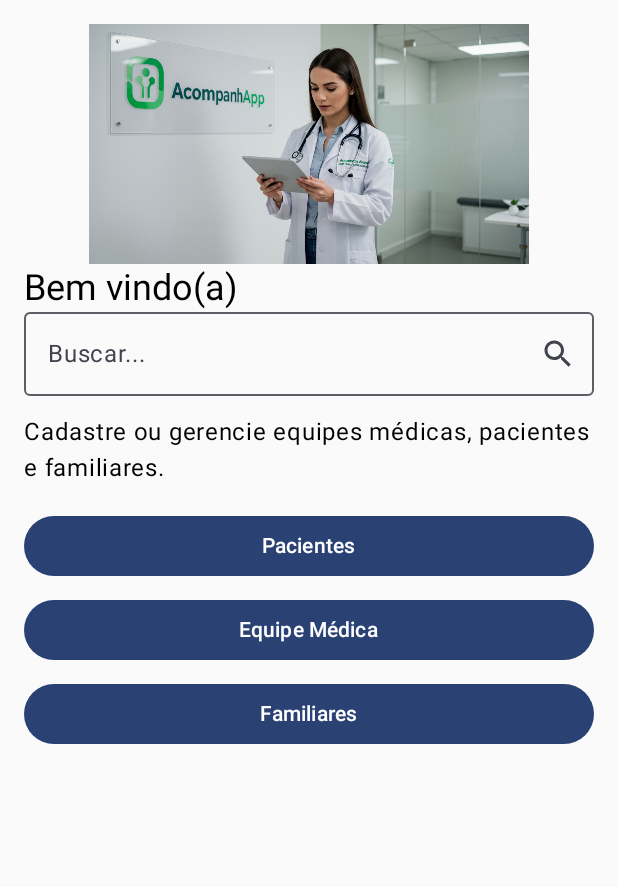
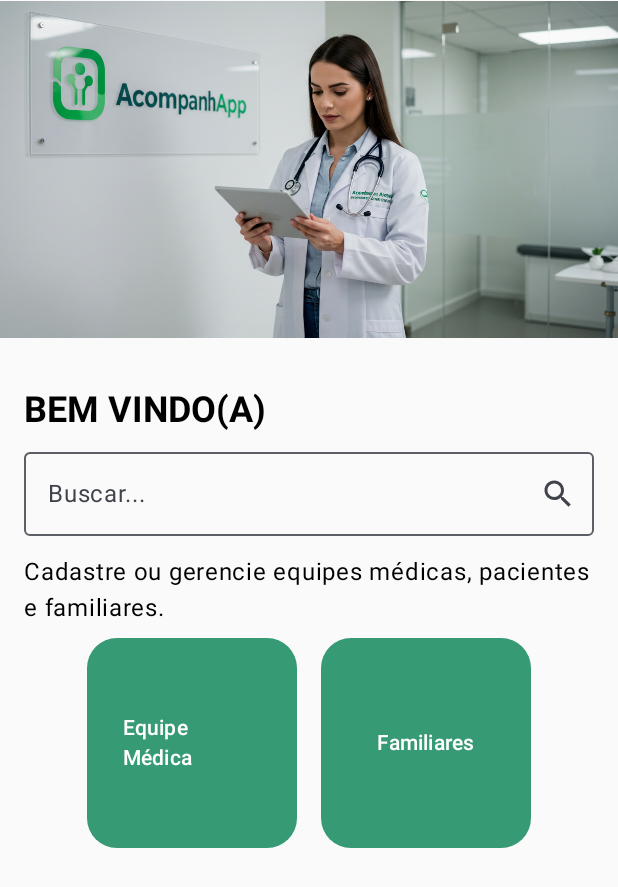
Before and after one commit to SilasLeao/Projeto-PDM, an Android app built with Jetpack Compose: the HomeScreen screen opened through its navigation route, on a phone screen of 412 x 824 dp. Shown: the top 887 px of the screen. Run offline under Robolectric (Android 15) with nearby library versions, the light colour scheme and no system bars; network calls fail.

Commit message:
feat: home screen working with improved ui

```diff
--- a/app/src/main/java/com/example/acompanhapp/HomeScreen.kt
+++ b/app/src/main/java/com/example/acompanhapp/HomeScreen.kt
@@ -1,13 +1,17 @@
 package com.example.acompanhapp
 
 import androidx.compose.foundation.Image
+import androidx.compose.foundation.background
 import androidx.compose.foundation.layout.*
+import androidx.compose.foundation.shape.RoundedCornerShape
 import androidx.compose.material.icons.Icons
 import androidx.compose.material.icons.filled.Search
 import androidx.compose.material3.*
 import androidx.compose.runtime.Composable
 import androidx.compose.ui.Modifier
+import androidx.compose.ui.graphics.Color
 import androidx.compose.ui.res.painterResource
+import androidx.compose.ui.text.font.FontWeight
 import androidx.compose.ui.tooling.preview.Preview
 import androidx.compose.ui.unit.dp
 import androidx.navigation.NavController
@@ -16,16 +20,24 @@ import com.example.acompanhapp.ui.theme.AcompanhAppTheme
 
 @Composable
 fun HomeScreen(navController: NavController) {
-    Column(modifier = Modifier.padding(16.dp)) {
+    Column(modifier = Modifier.padding(0.dp)) {
         Image(
             painter = painterResource(id = R.drawable.doctor_image),
             contentDescription = null,
             modifier = Modifier
                 .fillMaxWidth()
-                .height(160.dp)
+                .height(225.dp)
         )
 
-        Text("Bem vindo(a)", style = MaterialTheme.typography.headlineSmall)
+        Text(
+            text = "Bem vindo(a)".uppercase(),
+            style = MaterialTheme.typography.headlineSmall.copy(
+                fontWeight = FontWeight.Bold
+            ),
+            modifier = Modifier.padding(top = 32.dp, start = 16.dp)
+        )
+
+        Spacer(modifier = Modifier.height(12.dp))
 
         OutlinedTextField(
             value = "",
@@ -34,35 +46,49 @@ fun HomeScreen(navController: NavController) {
             trailingIcon = {
                 Icon(Icons.Default.Search, contentDescription = "Buscar")
             },
-            modifier = Modifier.fillMaxWidth()
+            modifier = Modifier
+                .fillMaxWidth()
+                .padding(start = 16.dp, end = 16.dp)
         )
 
         Spacer(modifier = Modifier.height(12.dp))
 
-        Text("Cadastre ou gerencie equipes médicas, pacientes e familiares.")
-
-        Spacer(modifier = Modifier.height(16.dp))
-
-        Button(
-            onClick = { navController.navigate("dashboard") },
-            modifier = Modifier.fillMaxWidth()
-        ) {
-            Text("Pacientes")
-        }
+        Text("Cadastre ou gerencie equipes médicas, pacientes e familiares.", modifier = Modifier.padding(start = 16.dp, end = 16.dp))
 
         Spacer(modifier = Modifier.height(8.dp))
 
+        Row(
+            modifier = Modifier
+                .fillMaxWidth()
+                .padding(horizontal = 16.dp),
+            horizontalArrangement = Arrangement.Center,
+        ) {
             Button(
+
                 onClick = { navController.navigate("equipe") },
-            modifier = Modifier.fillMaxWidth()
+                modifier = Modifier
+                    .size(140.dp),
+                shape = RoundedCornerShape(20.dp),
+                colors = ButtonDefaults.buttonColors(containerColor = Color(0xFF369A74)
+            )
             ) {
                 Text("Equipe Médica")
             }
 
-        Spacer(modifier = Modifier.height(8.dp))
+            Spacer(modifier = Modifier.width(16.dp))
 
-        Button(onClick = { /* TODO */ }, modifier = Modifier.fillMaxWidth()) {
+            Button(
+
+                onClick = { navController.navigate("dashboard") },
+                modifier = Modifier
+                    .size(140.dp),
+                shape = RoundedCornerShape(20.dp),
+                colors = ButtonDefaults.buttonColors(containerColor = Color(0xFF369A74)
+                )
+            ) {
                 Text("Familiares")
             }
         }
+
     }
+}
```
Lines whose indentation alone changed are shown as unchanged.
